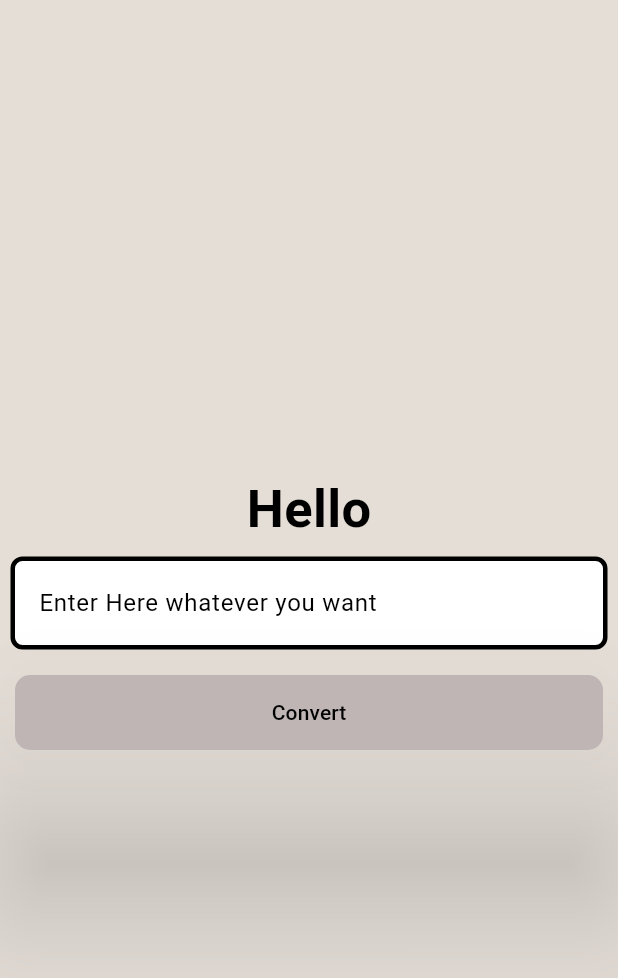
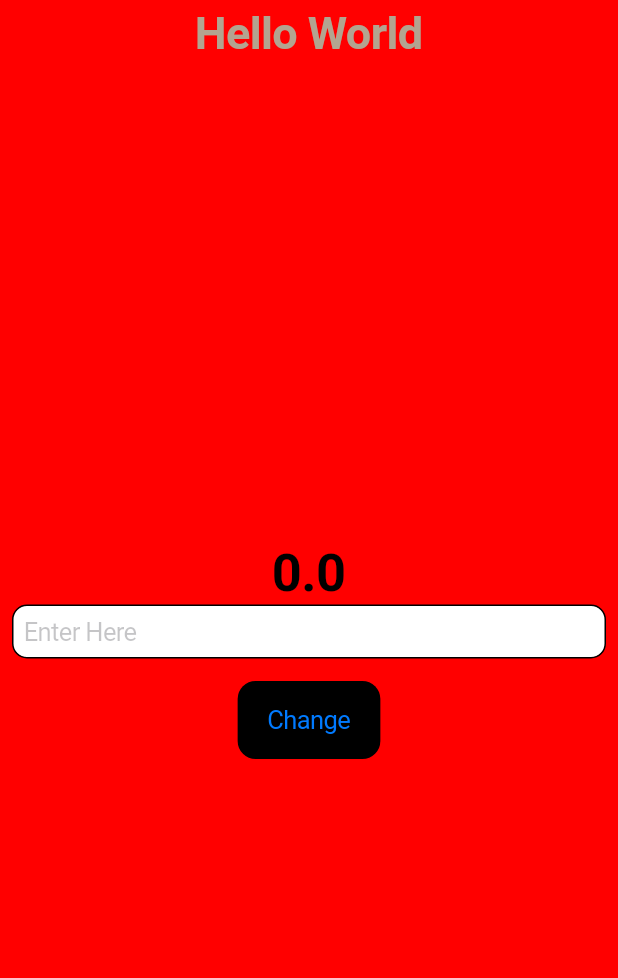
Before and after one commit to RajeshR823/Flutter_learn, a Flutter app: the screen it shows after launch, on a phone screen of 412 x 824 dp. Shown: the top 978 px of the screen. Run offline on Flutter 3.47's test engine with Material 3 defaults, Android fonts, the phone set to English and light mode, and no system bars.

Commit message:
completed currency converter

```diff
--- /dev/null
+++ b/lib/cupertino_currency_converter.dart
@@ -0,0 +1,108 @@
+import 'package:flutter/cupertino.dart';
+class CupertinoCurrencyConverter extends StatefulWidget {
+  const CupertinoCurrencyConverter({super.key});
+
+  @override
+  State <CupertinoCurrencyConverter> createState() =>  _CupertinoCurrencyConverterState();
+}
+
+class _CupertinoCurrencyConverterState extends State <CupertinoCurrencyConverter> {
+    double result =0;
+
+    final TextEditingController textEditingController = TextEditingController();
+
+    void convert (){
+       result = double.parse(textEditingController.text);
+        setState(() {});
+    }
+
+    @override
+  void dispose() {
+    textEditingController.dispose();
+    super.dispose();
+  }
+
+  @override
+  Widget build(BuildContext context) {
+   return CupertinoPageScaffold(
+        backgroundColor:  const Color.fromARGB(255, 255, 0, 0),
+        navigationBar:const CupertinoNavigationBar(
+          backgroundColor: Color.fromARGB(255, 0, 0, 0),
+          middle: Text('Hello World',style: TextStyle(
+            color: Color.fromARGB(255, 179, 164, 144),
+            fontWeight: FontWeight.bold,
+            fontSize: 30,
+
+            ),
+          ),
+
+
+        ),
+
+        child:Center(
+         child:  Padding(
+           padding: const EdgeInsets.all(8.0),
+           child: Column(
+            mainAxisAlignment: MainAxisAlignment.center,
+             children: [
+                Text(
+                result.toString(),
+                style: TextStyle(
+                    fontSize: 35,
+                    fontWeight: FontWeight.bold,
+                    color: Color.fromARGB(255, 0, 0, 0),
+
+                 ),
+                ),
+
+                CupertinoTextField(
+                  controller: textEditingController,
+                  style: const TextStyle(
+                    color: Color.fromARGB(255, 0, 0, 0),
+                  ),
+                  decoration: BoxDecoration(
+                    color: CupertinoColors.white,
+                    border: Border.all(),
+                    borderRadius:BorderRadius.circular(10),
+
+
+
+                  ),
+                  placeholder: "Enter Here",
+                  // keyboardType: const TextInputType.numberWithOptions(
+                  //   decimal: true,
+                  //   signed: true,
+                  // ),
+                ),
+               const SizedBox(height: 15),
+
+
+
+               CupertinoButton(
+                onPressed: convert,
+                color: CupertinoColors.black,
+
+
+
+               // const ButtonStyle(
+                // elevation: WidgetStatePropertyAll(50.0),
+                // backgroundColor:WidgetStatePropertyAll(Color.fromARGB(255, 191, 181, 181)),
+                // foregroundColor: WidgetStatePropertyAll(Color.fromARGB(255, 0, 0, 0)),
+                // minimumSize: WidgetStatePropertyAll(Size(double.infinity, 50)),
+                // shape: WidgetStatePropertyAll(RoundedRectangleBorder(borderRadius: BorderRadius.all(Radius.elliptical(10, 10))))
+
+
+
+
+               child:
+                const Text('Change'),),
+            ],
+                   ),
+         ),
+       )
+
+
+
+      );
+  }
+}
--- a/lib/currency_converter_material.dart
+++ b/lib/currency_converter_material.dart
@@ -1,11 +1,44 @@
-import 'package:flutter/foundation.dart';
 import 'package:flutter/material.dart';
 
-class CurrencyConverterMaterial extends StatelessWidget{
-    const CurrencyConverterMaterial({super.key});
+
+
+class CurrencyConverterMaterialPage extends StatefulWidget{
+  const CurrencyConverterMaterialPage({super.key});
+
+  @override
+  State<CurrencyConverterMaterialPage> createState() {
+    return _CurrencyConverterMaterialPageState();
+
+  }
+
+
+}
+
+class _CurrencyConverterMaterialPageState extends State<CurrencyConverterMaterialPage>{
+    double result =0;
+
+    final TextEditingController textEditingController = TextEditingController();
+
+    void convert (){
+       result = double.parse(textEditingController.text);
+        setState(() {});
+    }
+
+
+  @override
+  void dispose() {
+    textEditingController.dispose();
+    super.dispose();
+  }
+
+
+
+
 
     @override
   Widget build(BuildContext context) {
+
+
       final border =  OutlineInputBorder(
                       borderSide: BorderSide(
                         // color: Colors.red,
@@ -18,13 +51,36 @@ class CurrencyConverterMaterial extends StatelessWidget{
 
                     );
       return Scaffold(
-        backgroundColor: const Color.fromARGB(255, 228, 222, 215),
+        backgroundColor: const Color.fromARGB(255, 228, 228, 215),
+        appBar: AppBar(
+          backgroundColor: const Color.fromARGB(255, 226, 226, 134),
+          elevation: 0,
+          title: const Text('Hello World',style: TextStyle(
+            color: Colors.black,
+            fontWeight: FontWeight.bold,
+            fontSize: 30,
+
+            ),
+          ),
+          centerTitle: true,
+          actions: [
+            Icon(Icons.ac_unit),
+            Icon(Icons.ac_unit),
+            Icon(Icons.ac_unit),
+
+          ],
+          leading: Icon(Icons.ac_unit_sharp),
+
+        ),
+
         body:Center(
-         child:  Column(
+         child:  Padding(
+           padding: const EdgeInsets.all(8.0),
+           child: Column(
             mainAxisAlignment: MainAxisAlignment.center,
              children: [
-             const Text(
-              "Hello",
+                Text(
+                result.toString(),
                 style: TextStyle(
                     fontSize: 35,
                     fontWeight: FontWeight.bold,
@@ -33,10 +89,8 @@ class CurrencyConverterMaterial extends StatelessWidget{
                  ),
                 ),
 
-              Padding(
-                padding:const EdgeInsets.all(10),
-
-                child: TextField(
+                TextField(
+                  controller: textEditingController,
                   style: const TextStyle(
                     color: Color.fromARGB(255, 0, 0, 0),
                   ),
@@ -59,16 +113,9 @@ class CurrencyConverterMaterial extends StatelessWidget{
                   //   signed: true,
                   // ),
                 ),
-              ),
-
-             Padding(
-               padding: const EdgeInsets.all(10.0),
-               child: ElevatedButton(
-                onPressed: () {
-                if(kDebugMode){
-                    print("Click here");
-                    }
-               },
+               const SizedBox(height: 15),
+               ElevatedButton(
+                onPressed: convert,
                style: TextButton.styleFrom(
                 elevation: 50.0,
                 backgroundColor:Color.fromARGB(255, 191, 181, 181),
@@ -89,12 +136,32 @@ class CurrencyConverterMaterial extends StatelessWidget{
 
 
                child:
-                const Text('Convert'),),
+                const Text('Change'),),
+            ],
                    ),
-          ],
          ),
        )
 
+
+
       );
+
   }
 }
+
+
+
+
+
+
+
+// class CurrencyConverterMaterial extends StatelessWidget{
+//     const CurrencyConverterMaterial({super.key});
+
+//  @override
+//   Widget build(BuildContext context) {
+//       return Scaffold(
+
+//     );
+//   }
+// }
--- a/lib/main.dart
+++ b/lib/main.dart
@@ -1,9 +1,11 @@
 
+import 'package:flutter/cupertino.dart';
 import 'package:flutter/material.dart';
+import 'package:my_second_app/cupertino_currency_converter.dart';
 import 'package:my_second_app/currency_converter_material.dart';
 
 void main(){
-  runApp(const myApp());
+  runApp(const MyCupertinoApp());
 }
 class myApp extends StatelessWidget{
   const myApp ({super.key}); //key helps Flutter identify widgets uniquely in the widget tree for efficient updates.
@@ -12,12 +14,27 @@ class myApp extends StatelessWidget{
   ///A handle to the location of a widget in the widget tree.
     return MaterialApp(
       debugShowCheckedModeBanner: false,
-      home:CurrencyConverterMaterial(),
+      home:CurrencyConverterMaterialPage(),
+
 
     );
   }
 }
 
+class MyCupertinoApp extends StatelessWidget {
+  const MyCupertinoApp({super.key});
+
+  @override
+  Widget build(BuildContext context) {
+
+     return const  CupertinoApp(
+      debugShowCheckedModeBanner: false,
+      home:CupertinoCurrencyConverter(),
+
+
+    );
+  }
+}
 
 
 
```
Lines whose indentation alone changed are shown as unchanged.
